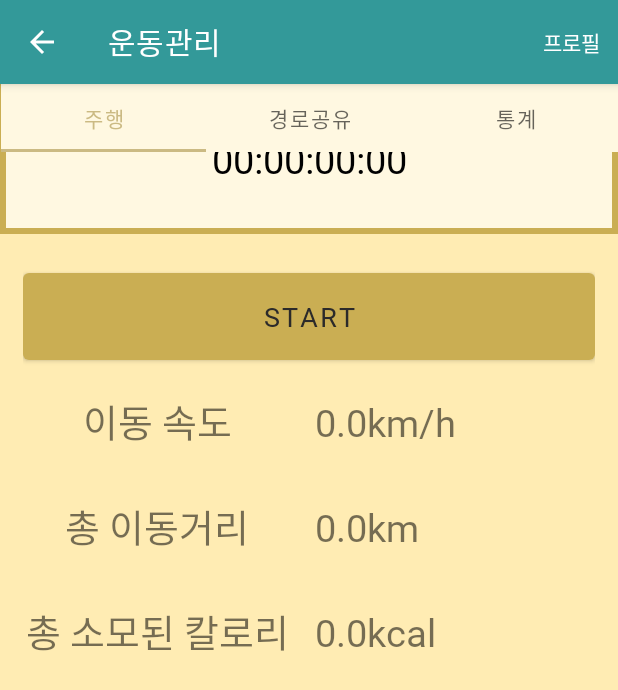
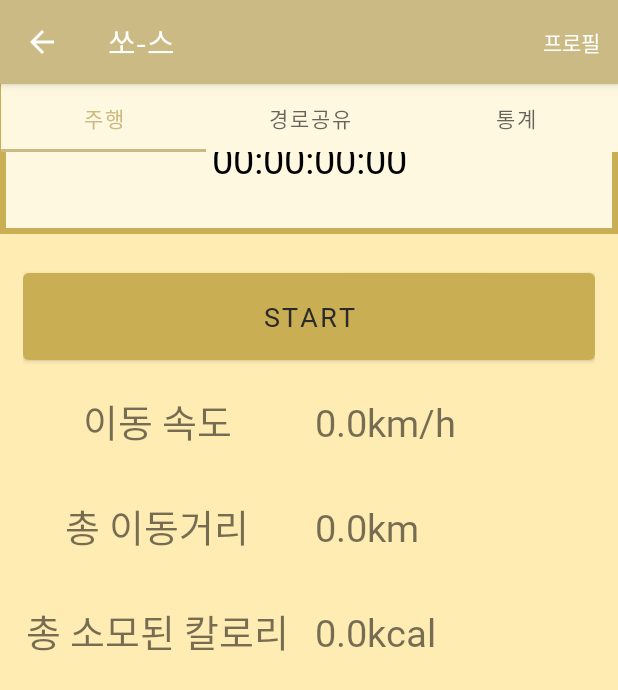
Before and after one commit to jeong-chan/RunningTrackerForSmartWatch, an Android app: the MainActivity screen opened directly, with no data from a screen before it, on a phone screen of 412 x 824 dp. Shown: the top 690 px of the screen. Run offline under Robolectric (Android 15) with nearby library versions, the phone set to English and light mode, and no system bars; our stand-ins replace Firebase (no records; nobody signed in at launch, a user with empty details on screens opened directly), Volley; plain views replace SlidingUpPanelLayout; network calls fail.

Commit message:
UserInterface Fix & Add LoadingPage

```diff
--- a/app/src/main/java/com/example/registerloginexample/MainActivity.java
+++ b/app/src/main/java/com/example/registerloginexample/MainActivity.java
@@ -97,9 +97,8 @@ public class MainActivity extends AppCompatActivity implements View.OnClickListe
 
         //액션바 설정하기//
         //액션바 타이틀 변경하기
-        getSupportActionBar().setTitle("운동관리");
+        getSupportActionBar().setTitle("쏘-스");
         //액션바 배경색 변경
-        getSupportActionBar().setBackgroundDrawable(new ColorDrawable(0xFF339999));
         //홈버튼 표시
         getSupportActionBar().setDisplayHomeAsUpEnabled(true);
 
@@ -152,7 +151,7 @@ public class MainActivity extends AppCompatActivity implements View.OnClickListe
                 timeThread.interrupt();
 
                 new AlertDialog.Builder(MainActivity.this)
-                        .setTitle("알람 팝업")
+                        .setTitle("공유")
                         .setMessage("공유하시겠습니까?")
                         .setNegativeButton("아니오", new DialogInterface.OnClickListener() {
                             @Override
--- a/app/src/main/res/layout/activity_check_post.xml
+++ b/app/src/main/res/layout/activity_check_post.xml
@@ -118,16 +118,16 @@
             android:id="@+id/Check_Comment"
             android:layout_width="match_parent"
             android:layout_height="wrap_content"
-            android:layout_marginTop="15dp"
+            android:layout_marginTop="10dp"
             android:layout_weight="1"
+            android:background="@drawable/edge"
             android:ems="10"
             android:gravity="start|top"
             android:hint="내용"
             android:inputType="textMultiLine"
             android:lines="10"
             android:padding="10dp"
-            android:background="@drawable/edge"
-            android:textSize="16dp"/>
+            android:textSize="10dp" />
     </LinearLayout>
     <LinearLayout
         android:layout_width="match_parent"
--- a/app/src/main/res/layout/activity_write_post.xml
+++ b/app/src/main/res/layout/activity_write_post.xml
@@ -128,7 +128,7 @@
             android:lines="10"
             android:padding="10dp"
             android:background="@drawable/edge"
-            android:textSize="16dp"/>
+            android:textSize="10dp"/>
     </LinearLayout>
     <LinearLayout
         android:layout_width="match_parent"
--- a/app/src/main/res/layout/list_item.xml
+++ b/app/src/main/res/layout/list_item.xml
@@ -81,7 +81,7 @@
 
         <TextView
             android:id="@+id/tv_Title"
-            android:layout_width="249dp"
+            android:layout_width="230dp"
             android:layout_height="wrap_content"
             android:layout_gravity="center_vertical"
             android:layout_margin="5dp"
@@ -103,7 +103,7 @@
 
             <TextView
                 android:id="@+id/tv_id"
-                android:layout_width="56dp"
+                android:layout_width="match_parent"
                 android:layout_height="wrap_content"
                 android:layout_gravity="center_vertical"
                 android:text="아이디"
--- a/app/src/main/res/values/themes.xml
+++ b/app/src/main/res/values/themes.xml
@@ -25,4 +25,8 @@
     <style name="Theme.RegisterLoginExample.Styled.ActionBar.TitleTextStyle" parent="@android:style/Widget.TextView">
         <item name="android:textSize">16sp</item>
     </style>
+    <style name="SplashTheme" parent="@android:style/Theme.Light.NoTitleBar">
+        <item name="android:windowBackground">@drawable/splash</item>
+    </style>
+
 </resources>
```
Also changed, not shown: app/src/main/AndroidManifest.xml (+7 -2 lines), app/src/main/java/com/example/registerloginexample/SplashActivity.java (added, +31 -0 lines), app/src/main/res/drawable/splash.png (added).
